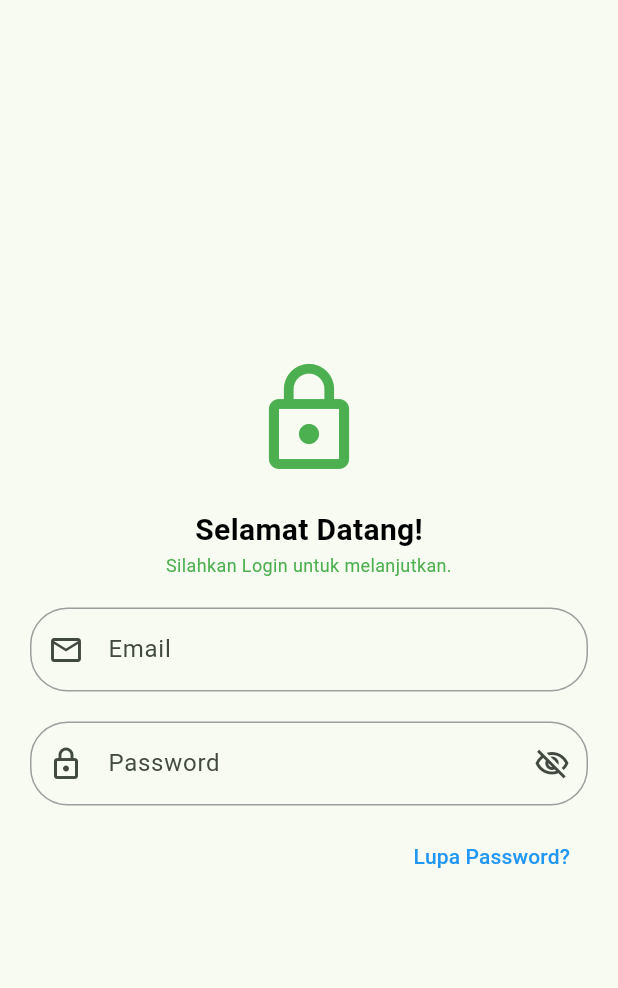
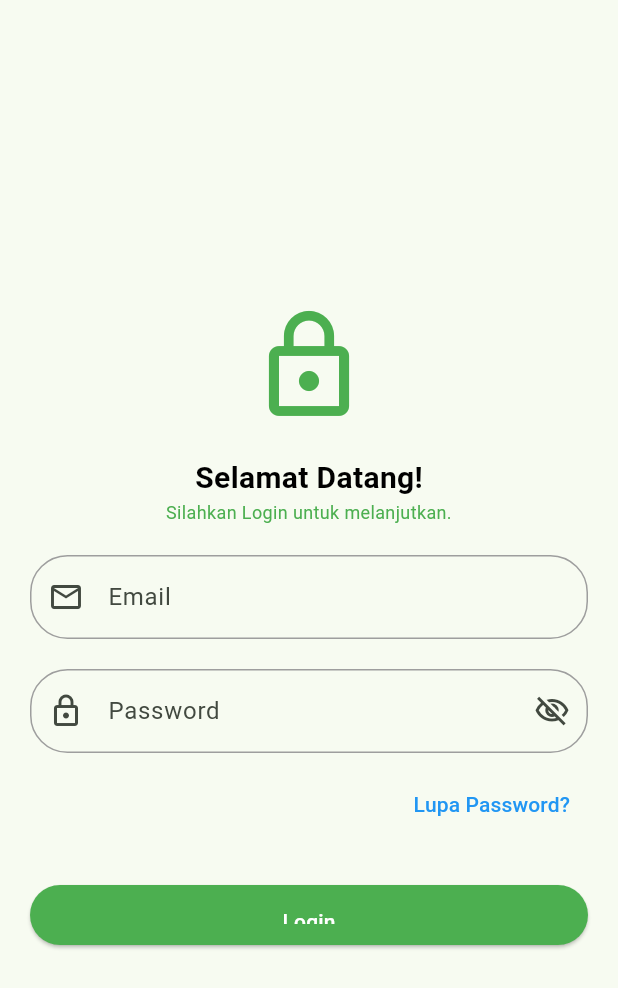
Before and after one commit to Ferdiansyah76/KB1179-1123150038-uts, a Flutter app: the LoginPageHib screen opened directly, on a phone screen of 412 x 824 dp. Shown: the top 988 px of the screen. Run offline on Flutter 3.47's test engine with Material 3 defaults, Android fonts, the phone set to English and light mode, and no system bars.

Commit message:
menampilkan tombol untuk login

```diff
--- a/lib/login/login.dart
+++ b/lib/login/login.dart
@@ -75,6 +75,31 @@
                     ),
                   ),
                 ),
+                const SizedBox(height: 30),
+                Container(
+                  child: SizedBox(
+                    height: 40,
+                    width: double.infinity,
+                    child: ElevatedButton(
+                      onPressed: () {
+                      },
+                      style: ElevatedButton.styleFrom(
+                        backgroundColor: Colors.green,
+                        shape: RoundedRectangleBorder(
+                          borderRadius: BorderRadius.circular(25),
+                        ),
+                        padding: const EdgeInsets.symmetric(
+                          vertical: 14,
+                          horizontal: 20,
+                        ),
+                      ),
+                      child: const Text(
+                        "Login",
+                        style: TextStyle(color: Colors.white),
+                      ),
+                    ),
+                  ),
+                ),
               ]
             ),
           ),
```
